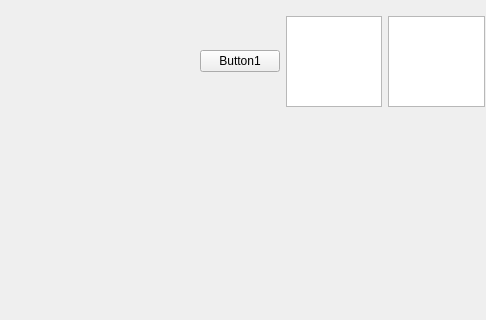
Qt form PyQt5_GUI/PyQt5_Learning/horizontalLayout.ui (ArmandXiao/RemV) before a commit; both pictures show x 0 to 486 and y 83 to 403 of the 800 by 600 pixel window.
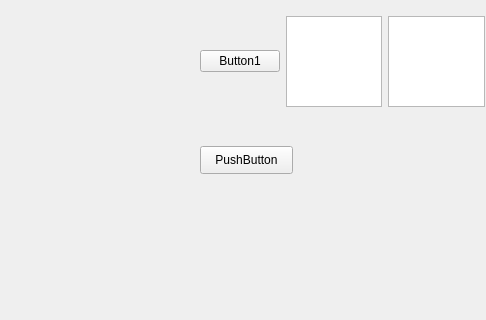
The same form after that commit.

Commit message: 用类来调用

Patch:
```diff
--- a/PyQt5_GUI/PyQt5_Learning/horizontalLayout.ui
+++ b/PyQt5_GUI/PyQt5_Learning/horizontalLayout.ui
@@ -39,6 +39,19 @@
      </item>
     </layout>
    </widget>
+   <widget class="QPushButton" name="testButton">
+    <property name="geometry">
+     <rect>
+      <x>200</x>
+      <y>210</y>
+      <width>93</width>
+      <height>28</height>
+     </rect>
+    </property>
+    <property name="text">
+     <string>PushButton</string>
+    </property>
+   </widget>
   </widget>
   <widget class="QMenuBar" name="menubar">
    <property name="geometry">
```
The commit also changes 2 other files.
